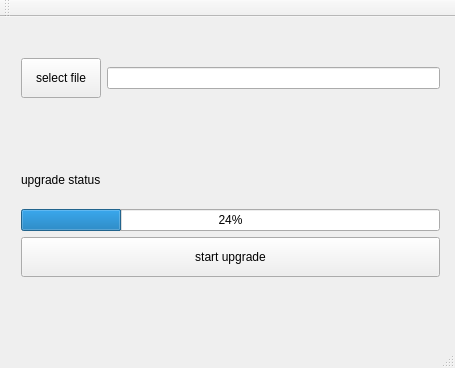
This is mainwindow.ui in KeyboxWallet/update_tools as Qt 5 draws it before an edit. The edited form follows.
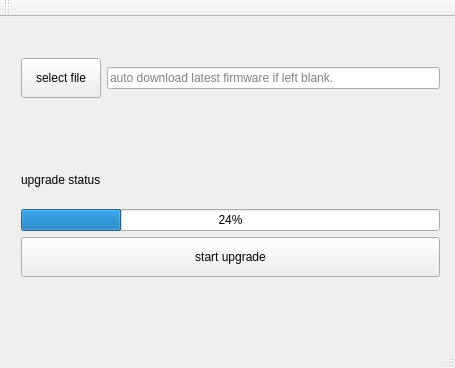
This is the edited form.

Commit message: auto download firmware if not select

Patch:
```diff
--- a/mainwindow.ui
+++ b/mainwindow.ui
@@ -40,7 +40,11 @@
         </widget>
        </item>
        <item>
-        <widget class="QLineEdit" name="fileNameEdit"/>
+        <widget class="QLineEdit" name="fileNameEdit">
+         <property name="placeholderText">
+          <string>auto download latest firmware if left blank.</string>
+         </property>
+        </widget>
        </item>
       </layout>
      </item>
```
The commit also changes 4 other files.
